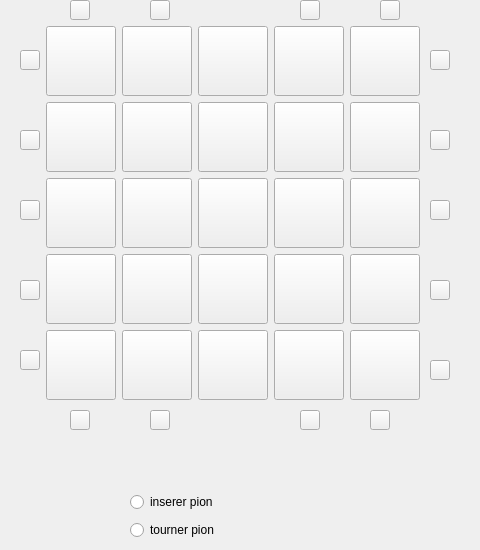
This is IHM/interface.ui in vivipal/Ultimate-Siam-Board-Game as Qt 5 draws it before an edit; both pictures show x 0 to 480 and y 0 to 550 of the 681 by 633 pixel window. The edited form follows.
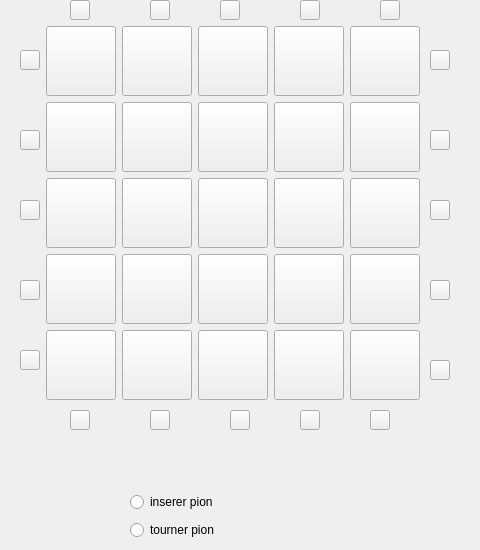
This is the edited form.

What changed in the file:
```diff
--- a/IHM/interface.ui
+++ b/IHM/interface.ui
@@ -1088,6 +1088,44 @@
      <string notr="true">direction_insert</string>
     </attribute>
    </widget>
+   <widget class="QPushButton" name="pushButton_24">
+    <property name="enabled">
+     <bool>true</bool>
+    </property>
+    <property name="geometry">
+     <rect>
+      <x>230</x>
+      <y>410</y>
+      <width>20</width>
+      <height>20</height>
+     </rect>
+    </property>
+    <property name="text">
+     <string/>
+    </property>
+    <attribute name="buttonGroup">
+     <string notr="true">direction_insert</string>
+    </attribute>
+   </widget>
+   <widget class="QPushButton" name="pushButton_20">
+    <property name="enabled">
+     <bool>true</bool>
+    </property>
+    <property name="geometry">
+     <rect>
+      <x>220</x>
+      <y>0</y>
+      <width>20</width>
+      <height>20</height>
+     </rect>
+    </property>
+    <property name="text">
+     <string/>
+    </property>
+    <attribute name="buttonGroup">
+     <string notr="true">direction_insert</string>
+    </attribute>
+   </widget>
   </widget>
   <widget class="QMenuBar" name="menubar">
    <property name="geometry">
```
